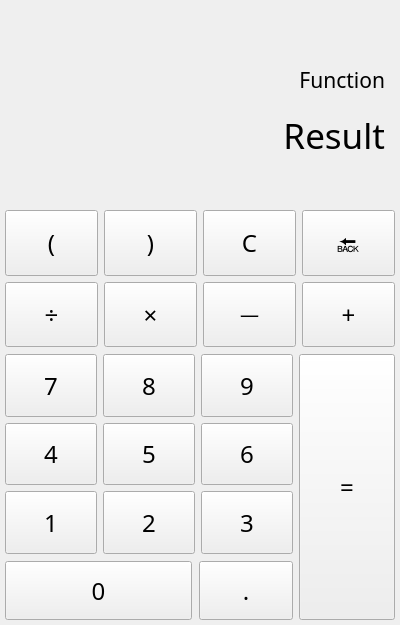
Above: QTProject/Calculator/calculator/widget.ui from Fu-Qingchen/LearnCPP before the change. Below: the same form after it.
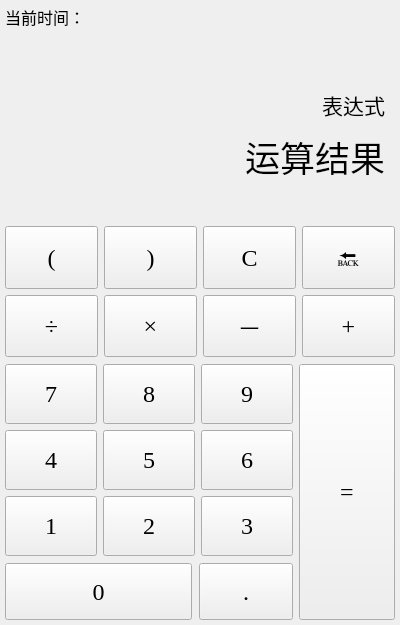
That is the form after the change. Icons and pictures are not drawn.

Commit message: 新增：用DLL插件封装的时间显示线程

The edit to the form file:
```diff
--- a/QTProject/Calculator/calculator/widget.ui
+++ b/QTProject/Calculator/calculator/widget.ui
@@ -21,7 +21,7 @@
   </property>
   <property name="font">
    <font>
-    <family>CMU Serif</family>
+    <family>Times New Roman</family>
     <pointsize>18</pointsize>
    </font>
   </property>
@@ -49,10 +49,22 @@
     <number>5</number>
    </property>
    <item>
-    <layout class="QVBoxLayout" name="verticalLayoutMain" stretch="3,2,4">
+    <layout class="QVBoxLayout" name="verticalLayoutMain" stretch="0,3,2,4">
      <property name="spacing">
       <number>0</number>
      </property>
+     <item>
+      <widget class="QLabel" name="label">
+       <property name="font">
+        <font>
+         <pointsize>12</pointsize>
+        </font>
+       </property>
+       <property name="text">
+        <string>当前时间：</string>
+       </property>
+      </widget>
+     </item>
      <item>
       <layout class="QVBoxLayout" name="verticalLayoutKey" stretch="2,5">
        <property name="topMargin">
@@ -72,7 +84,7 @@
           </font>
          </property>
          <property name="text">
-          <string>Function</string>
+          <string>表达式</string>
          </property>
          <property name="alignment">
           <set>Qt::AlignRight|Qt::AlignTrailing|Qt::AlignVCenter</set>
@@ -87,7 +99,7 @@
           </font>
          </property>
          <property name="text">
-          <string>Result</string>
+          <string>运算结果</string>
          </property>
          <property name="alignment">
           <set>Qt::AlignRight|Qt::AlignTrailing|Qt::AlignVCenter</set>
```
The commit also changes 15 other files.
